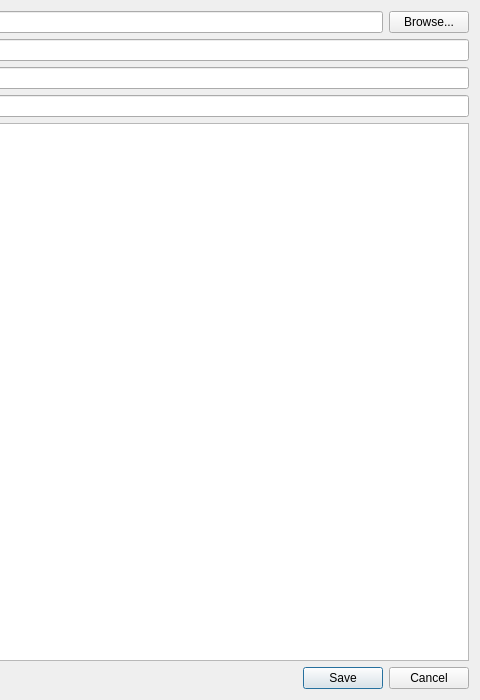
First picture: the form in src/plugins/aggregator/components/importexport/feedsexportdialog.ui, repository 0xd34df00d/leechcraft, before the edit; both pictures show x 720 to 1200 and y 0 to 700 of the 1200 by 700 pixel window.
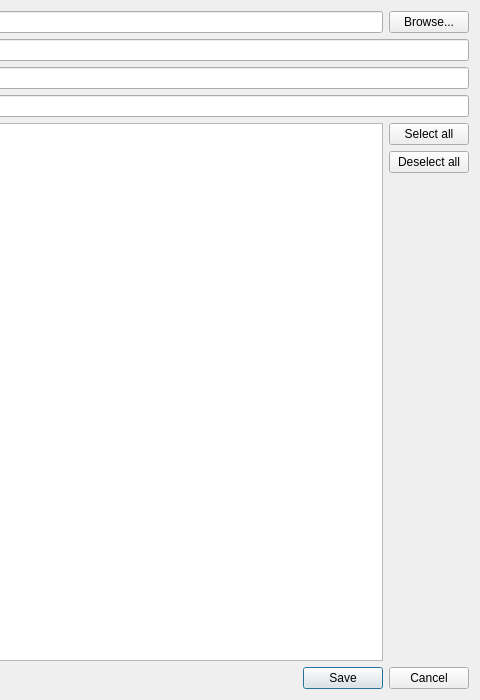
Second picture: the form after the edit. Icons and pictures are not drawn.

Commit message: [Aggregator] Add `Select all`/`Deselect all` buttons

```diff
--- a/src/plugins/aggregator/components/importexport/feedsexportdialog.ui
+++ b/src/plugins/aggregator/components/importexport/feedsexportdialog.ui
@@ -87,6 +87,60 @@
      </property>
     </widget>
    </item>
+   <item row="4" column="1">
+    <layout class="QHBoxLayout" name="horizontalLayout_2">
+     <item>
+      <widget class="QTreeView" name="Channels_">
+       <property name="rootIsDecorated">
+        <bool>false</bool>
+       </property>
+       <property name="uniformRowHeights">
+        <bool>true</bool>
+       </property>
+       <property name="itemsExpandable">
+        <bool>false</bool>
+       </property>
+      </widget>
+     </item>
+     <item>
+      <layout class="QVBoxLayout" name="verticalLayout">
+       <item>
+        <widget class="QPushButton" name="SelectAll_">
+         <property name="text">
+          <string>Select all</string>
+         </property>
+         <property name="icon">
+          <iconset theme="edit-select-all"/>
+         </property>
+        </widget>
+       </item>
+       <item>
+        <widget class="QPushButton" name="SelectNone_">
+         <property name="text">
+          <string>Deselect all</string>
+         </property>
+         <property name="icon">
+          <iconset theme="edit-select-none"/>
+         </property>
+        </widget>
+       </item>
+       <item>
+        <spacer name="verticalSpacer">
+         <property name="orientation">
+          <enum>Qt::Orientation::Vertical</enum>
+         </property>
+         <property name="sizeHint" stdset="0">
+          <size>
+           <width>20</width>
+           <height>40</height>
+          </size>
+         </property>
+        </spacer>
+       </item>
+      </layout>
+     </item>
+    </layout>
+   </item>
    <item row="5" column="1">
     <widget class="QDialogButtonBox" name="ButtonBox_">
      <property name="orientation">
@@ -97,19 +151,6 @@
      </property>
     </widget>
    </item>
-   <item row="4" column="1">
-    <widget class="QTreeView" name="Channels_">
-     <property name="rootIsDecorated">
-      <bool>false</bool>
-     </property>
-     <property name="uniformRowHeights">
-      <bool>true</bool>
-     </property>
-     <property name="itemsExpandable">
-      <bool>false</bool>
-     </property>
-    </widget>
-   </item>
   </layout>
  </widget>
  <resources/>
```
The commit also changes 1 other file.
